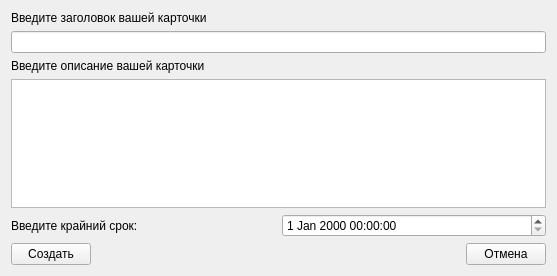
Old version of the form src/windowsNedoRello/List/windowCreateOrEditing/windowcreateoreditingcard.ui in the repository GanenSS/NedoRello.
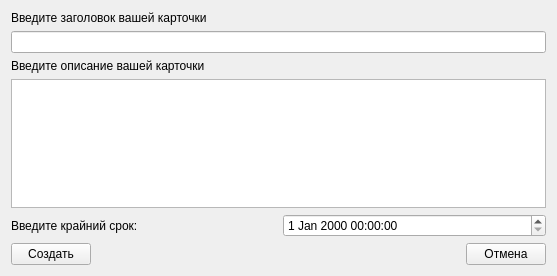
New version of the form. Icons and pictures are not drawn.

```diff
--- a/src/windowsNedoRello/List/windowCreateOrEditing/windowcreateoreditingcard.ui
+++ b/src/windowsNedoRello/List/windowCreateOrEditing/windowcreateoreditingcard.ui
@@ -13,6 +13,9 @@
   <property name="windowTitle">
    <string>Form</string>
   </property>
+  <property name="styleSheet">
+   <string notr="true">background-image: url(:/Assets/bg.png);</string>
+  </property>
   <layout class="QGridLayout" name="gridLayout">
    <item row="0" column="0">
     <layout class="QVBoxLayout" name="verticalLayout">
@@ -52,7 +55,20 @@
       </widget>
      </item>
      <item>
-      <widget class="QDateTimeEdit" name="dateTimeDeadLines"/>
+      <widget class="QDateTimeEdit" name="dateTimeDeadLines">
+       <property name="minimumSize">
+        <size>
+         <width>0</width>
+         <height>0</height>
+        </size>
+       </property>
+       <property name="maximumSize">
+        <size>
+         <width>263</width>
+         <height>28</height>
+        </size>
+       </property>
+      </widget>
      </item>
     </layout>
    </item>
```
